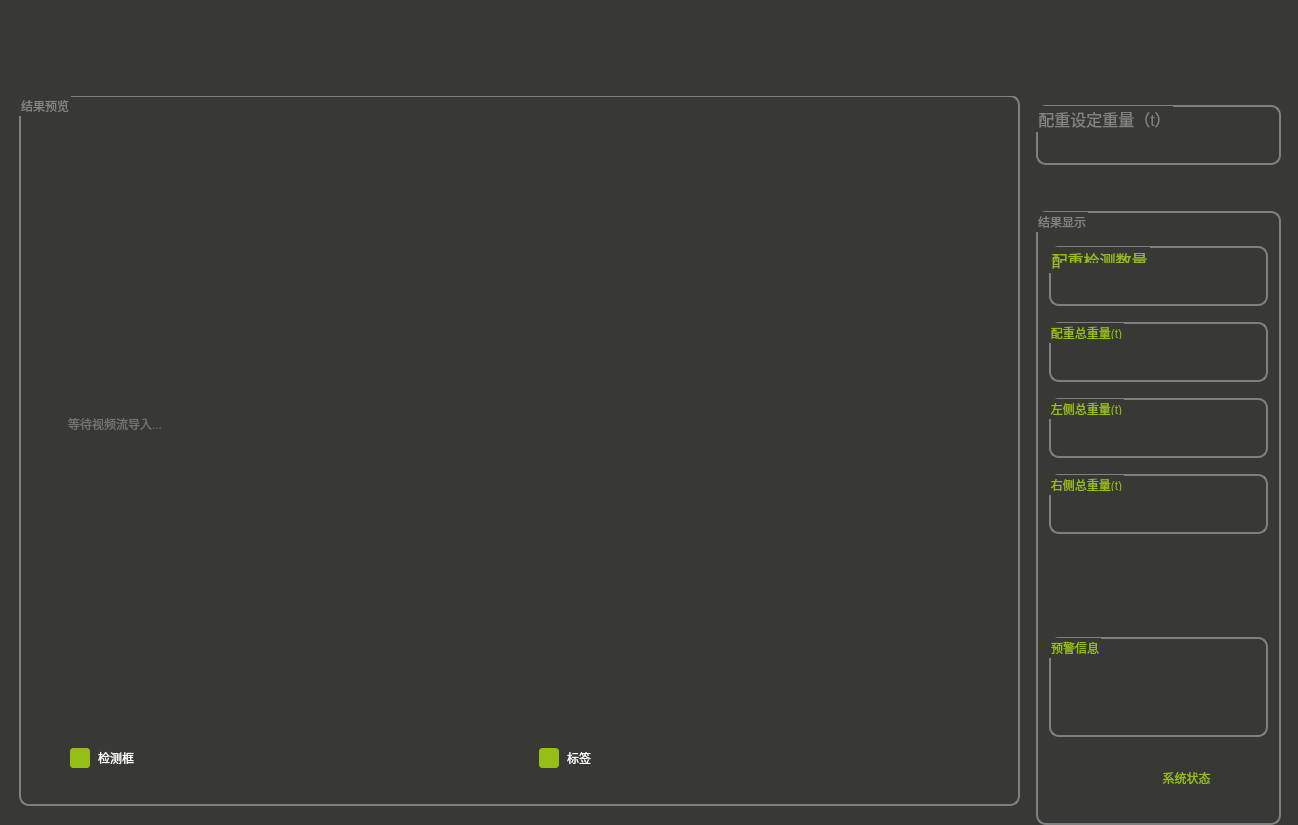
Old version of the form Project_UI/CrawlerCraneCounterweightDetection/form.ui in the repository ZHULIII/CrawlerCraneCounterweightDetection.
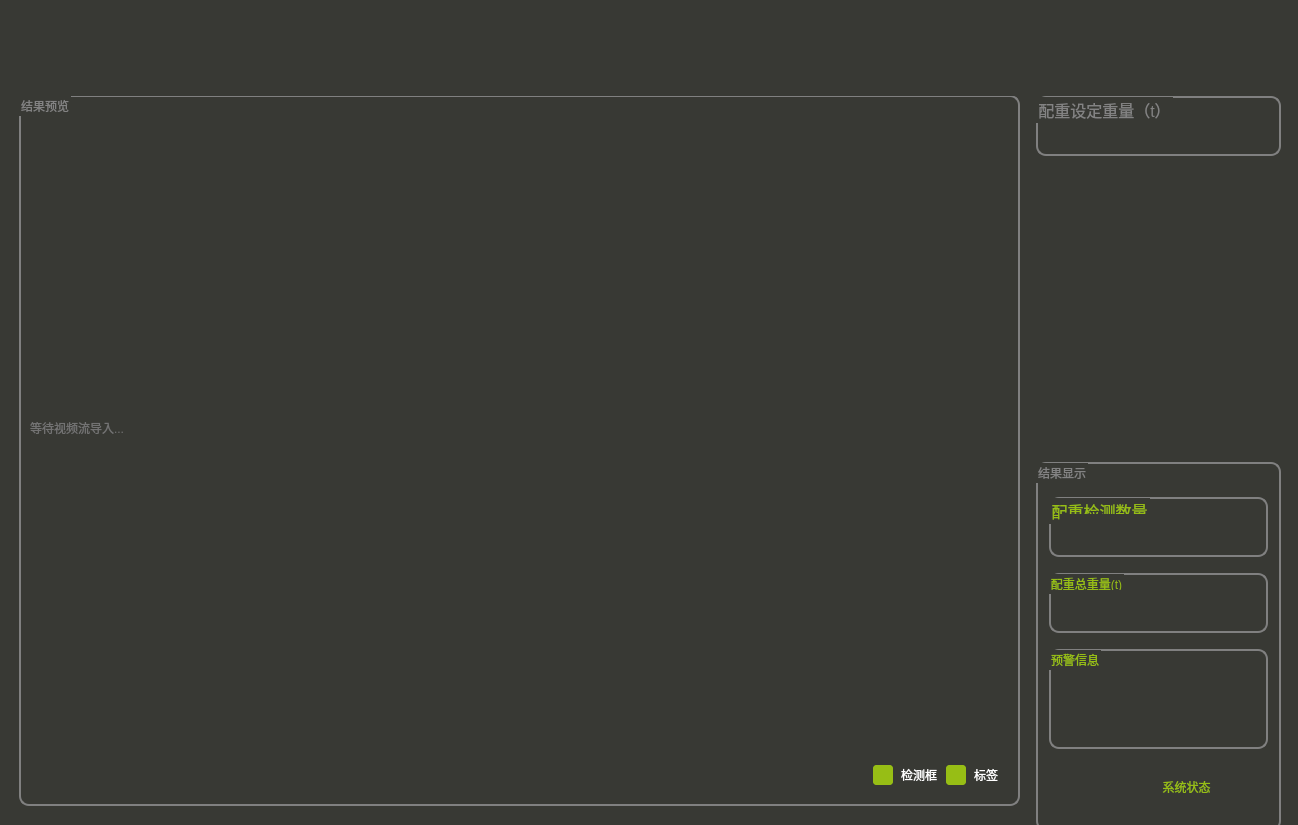
New version of the form. The open tabs and pages were chosen to show the change. Icons and pictures are not drawn.

What changed in the file:
```diff
--- a/Project_UI/CrawlerCraneCounterweightDetection/form.ui
+++ b/Project_UI/CrawlerCraneCounterweightDetection/form.ui
@@ -22,7 +22,7 @@
      <x>10</x>
      <y>10</y>
      <width>1271</width>
-     <height>815</height>
+     <height>827</height>
     </rect>
    </property>
    <layout class="QVBoxLayout" name="verticalLayout">
@@ -1712,29 +1712,25 @@
           <property name="title">
            <string>结果预览</string>
           </property>
-          <widget class="QWidget" name="verticalLayoutWidget_3">
-           <property name="geometry">
-            <rect>
-             <x>9</x>
-             <y>19</y>
-             <width>981</width>
-             <height>662</height>
-            </rect>
-           </property>
+          <layout class="QVBoxLayout" name="verticalLayout_6">
+           <item>
            <layout class="QVBoxLayout" name="verticalLayout_3">
             <item>
-             <layout class="QGridLayout" name="gridLayout">
-              <item row="1" column="0">
-               <spacer name="horizontalSpacer_2">
+              <layout class="QVBoxLayout" name="verticalLayout_9">
+               <item>
+                <spacer name="verticalSpacer">
+                 <property name="orientation">
+                  <enum>Qt::Vertical</enum>
+                 </property>
                 <property name="sizeHint" stdset="0">
                  <size>
-                  <width>40</width>
-                  <height>20</height>
+                   <width>20</width>
+                   <height>40</height>
                  </size>
                 </property>
                </spacer>
               </item>
-              <item row="1" column="1">
+               <item>
                <widget class="QLabel" name="annotated_image">
                 <property name="sizePolicy">
                  <sizepolicy hsizetype="Fixed" vsizetype="Fixed">
@@ -1757,28 +1753,11 @@
                 </property>
                </widget>
               </item>
-              <item row="1" column="2">
-               <spacer name="horizontalSpacer_3">
-                <property name="sizeHint" stdset="0">
-                 <size>
-                  <width>40</width>
-                  <height>20</height>
-                 </size>
-                </property>
-               </spacer>
-              </item>
-              <item row="0" column="1">
-               <spacer name="verticalSpacer">
-                <property name="sizeHint" stdset="0">
-                 <size>
-                  <width>20</width>
-                  <height>40</height>
-                 </size>
-                </property>
-               </spacer>
-              </item>
-              <item row="2" column="1">
+               <item>
                <spacer name="verticalSpacer_2">
+                 <property name="orientation">
+                  <enum>Qt::Vertical</enum>
+                 </property>
                 <property name="sizeHint" stdset="0">
                  <size>
                   <width>20</width>
@@ -1796,10 +1775,13 @@
               </property>
               <item>
                <spacer name="horizontalSpacer_4">
+                 <property name="orientation">
+                  <enum>Qt::Horizontal</enum>
+                 </property>
                 <property name="sizeHint" stdset="0">
                  <size>
-                  <width>40</width>
-                  <height>20</height>
+                   <width>20</width>
+                   <height>40</height>
                  </size>
                 </property>
                </spacer>
@@ -1873,7 +1855,8 @@
              </layout>
             </item>
            </layout>
-          </widget>
+           </item>
+          </layout>
          </widget>
         </widget>
        </widget>
@@ -1881,7 +1864,10 @@
       <item>
        <layout class="QVBoxLayout" name="verticalLayout_2">
         <property name="topMargin">
-         <number>9</number>
+         <number>0</number>
+        </property>
+        <property name="bottomMargin">
+         <number>6</number>
         </property>
         <item>
          <widget class="QGroupBox" name="groupBox_10">
@@ -1971,7 +1957,7 @@
           <property name="sizeHint" stdset="0">
            <size>
             <width>20</width>
-            <height>40</height>
+            <height>300</height>
            </size>
           </property>
          </spacer>
@@ -2001,6 +1987,9 @@
            <property name="rightMargin">
             <number>0</number>
            </property>
+           <property name="bottomMargin">
+            <number>6</number>
+           </property>
            <item>
             <layout class="QVBoxLayout" name="verticalLayout_4">
              <property name="leftMargin">
@@ -2124,132 +2113,6 @@
                </item>
               </layout>
              </item>
-             <item>
-              <layout class="QVBoxLayout" name="verticalLayout_9">
-               <property name="leftMargin">
-                <number>10</number>
-               </property>
-               <property name="rightMargin">
-                <number>10</number>
-               </property>
-               <property name="bottomMargin">
-                <number>10</number>
-               </property>
-               <item>
-                <widget class="QGroupBox" name="groupBox_8">
-                 <property name="sizePolicy">
-                  <sizepolicy hsizetype="Preferred" vsizetype="Fixed">
-                   <horstretch>0</horstretch>
-                   <verstretch>0</verstretch>
-                  </sizepolicy>
-                 </property>
-                 <property name="minimumSize">
-                  <size>
-                   <width>0</width>
-                   <height>60</height>
-                  </size>
-                 </property>
-                 <property name="styleSheet">
-                  <string notr="true">color: rgb(151, 190, 21);
-font: 12pt &quot;Microsoft YaHei UI&quot;;</string>
-                 </property>
-                 <property name="title">
-                  <string>左侧总重量(t)</string>
-                 </property>
-                 <layout class="QVBoxLayout" name="verticalLayout_17">
-                  <property name="topMargin">
-                   <number>15</number>
-                  </property>
-                  <item>
-                   <widget class="QLabel" name="total_mass_L">
-                    <property name="styleSheet">
-                     <string notr="true">color: rgb(255, 255, 255);
-font: 16pt &quot;Microsoft YaHei UI&quot;;</string>
-                    </property>
-                    <property name="text">
-                     <string/>
-                    </property>
-                    <property name="wordWrap">
-                     <bool>true</bool>
-                    </property>
-                   </widget>
-                  </item>
-                 </layout>
-                </widget>
-               </item>
-              </layout>
-             </item>
-             <item>
-              <layout class="QVBoxLayout" name="verticalLayout_6">
-               <property name="spacing">
-                <number>0</number>
-               </property>
-               <property name="leftMargin">
-                <number>10</number>
-               </property>
-               <property name="rightMargin">
-                <number>10</number>
-               </property>
-               <property name="bottomMargin">
-                <number>0</number>
-               </property>
-               <item>
-                <widget class="QGroupBox" name="groupBox_7">
-                 <property name="sizePolicy">
-                  <sizepolicy hsizetype="Preferred" vsizetype="Fixed">
-                   <horstretch>0</horstretch>
-                   <verstretch>0</verstretch>
-                  </sizepolicy>
-                 </property>
-                 <property name="minimumSize">
-                  <size>
-                   <width>0</width>
-                   <height>60</height>
-                  </size>
-                 </property>
-                 <property name="styleSheet">
-                  <string notr="true">color: rgb(151, 190, 21);
-font: 12pt &quot;Microsoft YaHei UI&quot;;</string>
-                 </property>
-                 <property name="title">
-                  <string>右侧总重量(t)</string>
-                 </property>
-                 <layout class="QVBoxLayout" name="verticalLayout_11">
-                  <property name="topMargin">
-                   <number>15</number>
-                  </property>
-                  <item>
-                   <widget class="QLabel" name="total_mass_R">
-                    <property name="styleSheet">
-                     <string notr="true">color: rgb(255, 255, 255);
-font: 16pt &quot;Microsoft YaHei UI&quot;;</string>
-                    </property>
-                    <property name="text">
-                     <string/>
-                    </property>
-                    <property name="wordWrap">
-                     <bool>true</bool>
-                    </property>
-                   </widget>
-                  </item>
-                 </layout>
-                </widget>
-               </item>
-              </layout>
-             </item>
-             <item>
-              <spacer name="verticalSpacer_3">
-               <property name="sizeType">
-                <enum>QSizePolicy::Expanding</enum>
-               </property>
-               <property name="sizeHint" stdset="0">
-                <size>
-                 <width>20</width>
-                 <height>100</height>
-                </size>
-               </property>
-              </spacer>
-             </item>
              <item>
               <layout class="QVBoxLayout" name="verticalLayout_5">
                <property name="leftMargin">
```
Left out of the diff: 48 changed lines with no effect on the pictures. Lines whose indentation alone changed are shown as unchanged.
